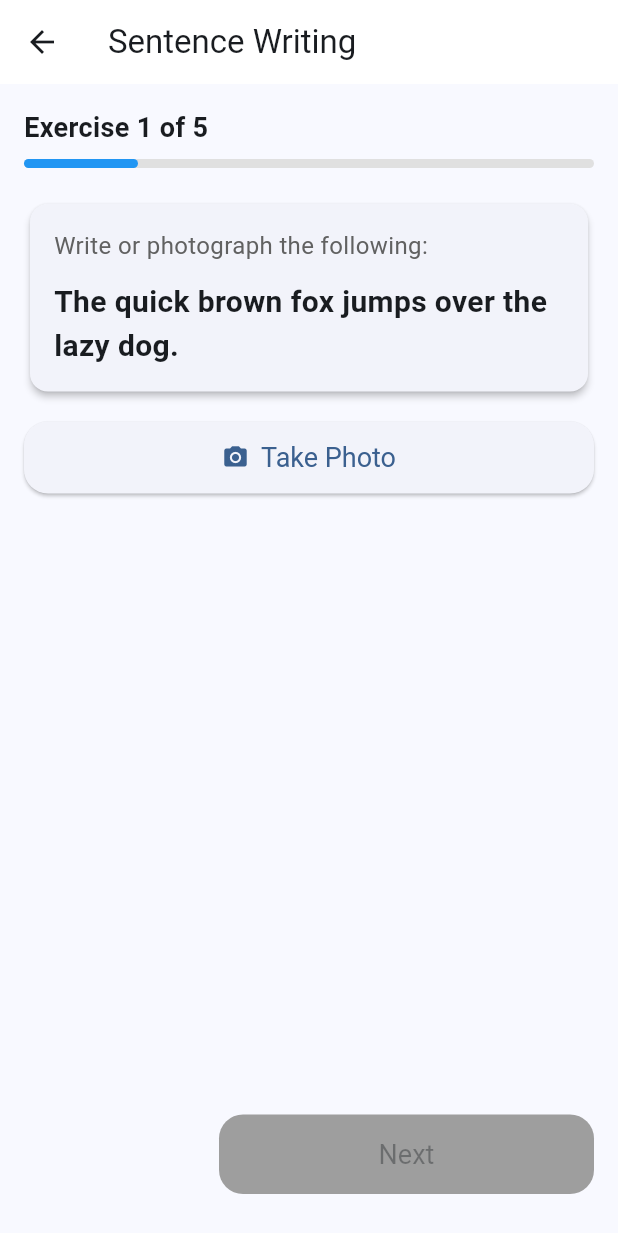
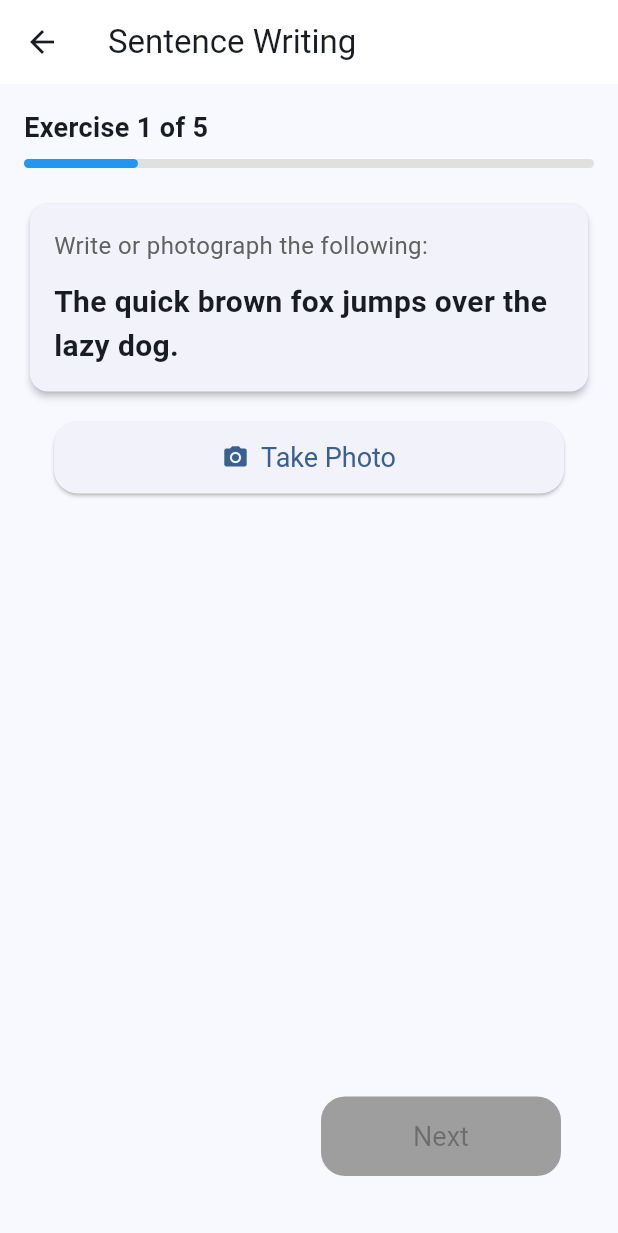
Before and after one commit to swatified/Verbix-Flutter, a Flutter app: the ModuleDetailScreen screen opened directly with sample values from the repository, on a phone screen of 412 x 824 dp. Shown: the top 1233 px of the screen. Run offline on Flutter 3.47's test engine with Material 3 defaults, Android fonts, the phone set to English and light mode, and no system bars; our stand-ins replace audioplayers, cloud_firestore, firebase_auth, firebase_core, fl_chart, flutter_dotenv and 6 more; missing offline and left inert: google_mlkit_text_recognition; accounts and stored records are empty; generated files the repository leaves out were written again.

Commit message:
ui: modules- sentences

```diff
--- a/lib/pages/module_details.dart
+++ b/lib/pages/module_details.dart
@@ -600,22 +600,34 @@ bool _validateReadingComprehensionAnswerStrict(String exerciseContent, String us
                     mainAxisAlignment: MainAxisAlignment.spaceBetween,
                     children: [
                                             currentExercise > 0
-                          ? ElevatedButton(
+                          ? Padding(
+                              padding: const EdgeInsets.only(left: 26.0, bottom: 12.0), // Same margin as Next/Complete Module
+                              child: SizedBox(
+                                width: 160, // Same width as Next/Complete Module
+                                child: ElevatedButton(
                                   onPressed: _previousExercise,
                                   style: ElevatedButton.styleFrom(
                                     backgroundColor: Colors.grey[300],
                                     foregroundColor: Colors.black,
                                   ),
                                   child: const Text('Previous'),
+                                ),
+                              ),
                             )
                           : const SizedBox(width: 88),
-                                            ElevatedButton(
+                                            Padding(
+                          padding: const EdgeInsets.only(right: 22.0, bottom: 12.0), // Add right and bottom margin
+                          child: SizedBox(
+                            width: 160, // Set desired width
+                            child: ElevatedButton(
                               onPressed: isCorrect ? _nextExercise : null,
                               style: ElevatedButton.styleFrom(
                                 backgroundColor: Colors.green,
                                 disabledBackgroundColor: Colors.grey,
                               ),
                               child: Text(isLastExercise ? 'Complete Module' : 'Next'),
+                            ),
+                          ),
                         ),
                     ],
                   ),
@@ -806,8 +818,11 @@ bool _validateReadingComprehensionAnswerStrict(String exerciseContent, String us
     return Column(
       crossAxisAlignment: CrossAxisAlignment.start,
       children: [
+                Row(
+                  mainAxisAlignment: MainAxisAlignment.center,
+                  children: [
                     SizedBox(
-          width: double.infinity,
+                      width: 340,
                       child: ElevatedButton.icon(
                         onPressed: _takePhoto,
                         icon: const Icon(Icons.camera_alt),
@@ -816,6 +831,8 @@ bool _validateReadingComprehensionAnswerStrict(String exerciseContent, String us
                           padding: const EdgeInsets.symmetric(vertical: 12),
                         ),
                       ),
+                    ),
+                  ],
                 ),
         const SizedBox(height: 16),
 
```
Lines whose indentation alone changed are shown as unchanged.
